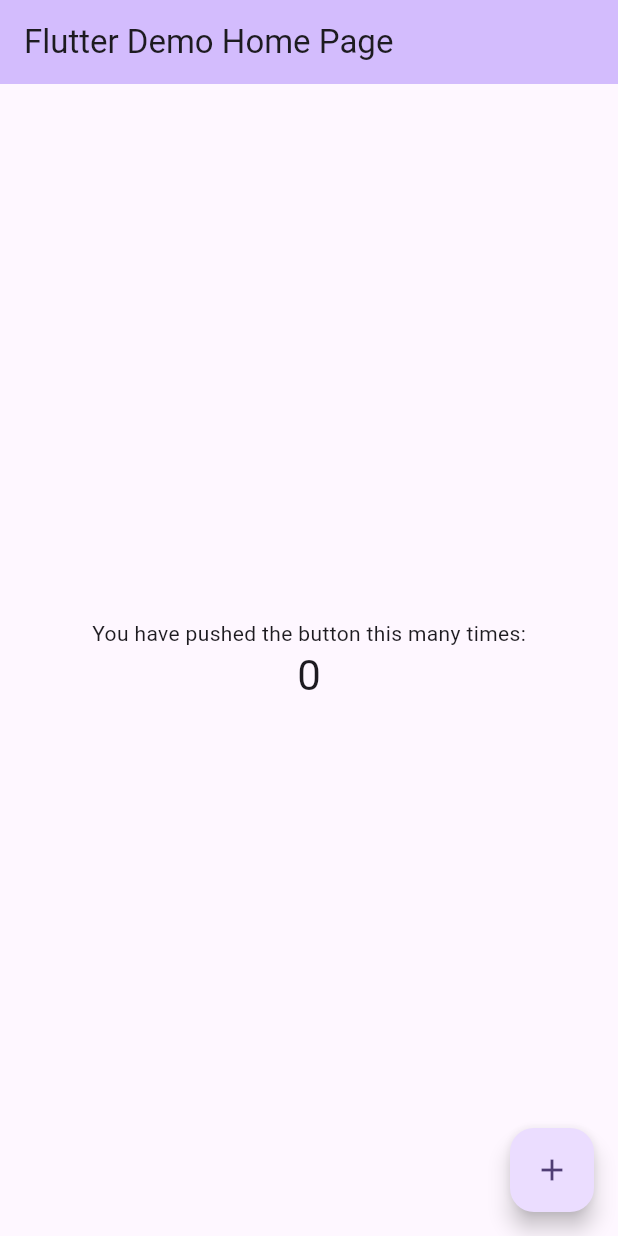
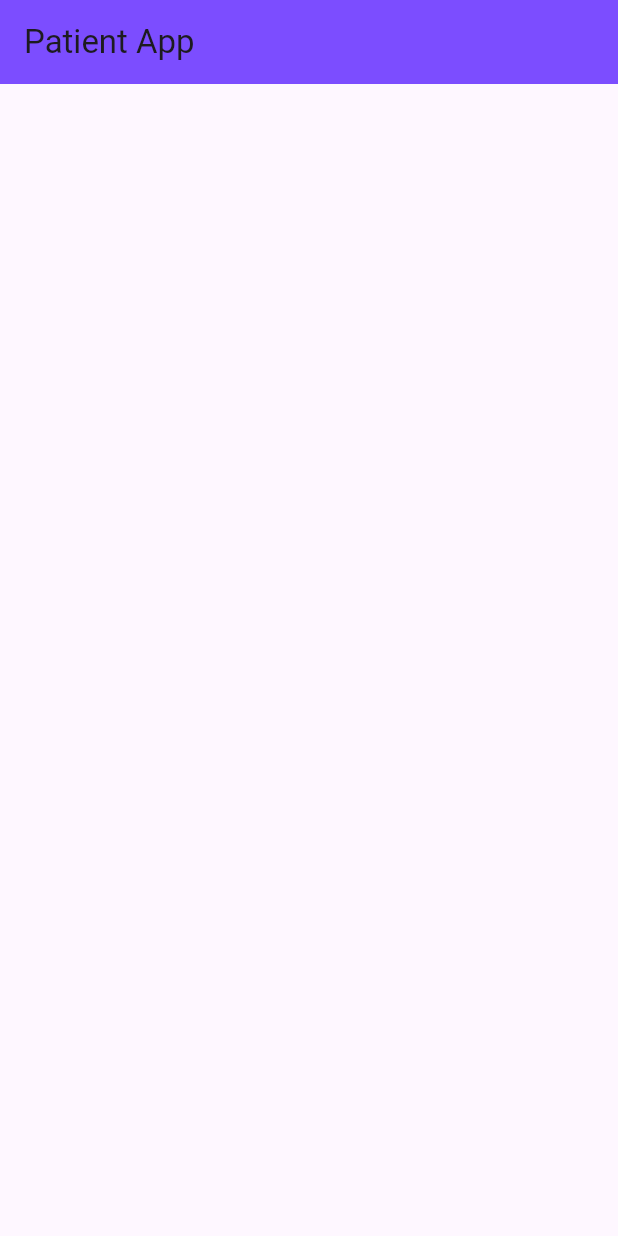
Before and after one commit to R1CH1R0Y/patient_app_flutter, a Flutter app: the screen it shows after launch, on a phone screen of 412 x 824 dp. Run offline on Flutter 3.47's test engine with Material 3 defaults, Android fonts, the phone set to English and light mode, and no system bars.

Commit message:
completed appbar

```diff
--- a/lib/main.dart
+++ b/lib/main.dart
@@ -1,125 +1,22 @@
+import 'package:flutter/cupertino.dart';
 import 'package:flutter/material.dart';
 
-void main() {
-  runApp(const MyApp());
+void main(){
+  runApp(Patient());
 }
 
-class MyApp extends StatelessWidget {
-  const MyApp({super.key});
+class Patient extends StatelessWidget {
+  const Patient({super.key});
 
-  // This widget is the root of your application.
   @override
   Widget build(BuildContext context) {
     return MaterialApp(
-      title: 'Flutter Demo',
-      theme: ThemeData(
-        // This is the theme of your application.
-        //
-        // TRY THIS: Try running your application with "flutter run". You'll see
-        // the application has a purple toolbar. Then, without quitting the app,
-        // try changing the seedColor in the colorScheme below to Colors.green
-        // and then invoke "hot reload" (save your changes or press the "hot
-        // reload" button in a Flutter-supported IDE, or press "r" if you used
-        // the command line to start the app).
-        //
-        // Notice that the counter didn't reset back to zero; the application
-        // state is not lost during the reload. To reset the state, use hot
-        // restart instead.
-        //
-        // This works for code too, not just values: Most code changes can be
-        // tested with just a hot reload.
-        colorScheme: ColorScheme.fromSeed(seedColor: Colors.deepPurple),
-        useMaterial3: true,
+      home: Scaffold(
+        appBar: AppBar(
+          title: Text("Patient App"),
+          backgroundColor: Colors.deepPurpleAccent,
+        ),
       ),
-      home: const MyHomePage(title: 'Flutter Demo Home Page'),
     );
   }
 }
-
-class MyHomePage extends StatefulWidget {
-  const MyHomePage({super.key, required this.title});
-
-  // This widget is the home page of your application. It is stateful, meaning
-  // that it has a State object (defined below) that contains fields that affect
-  // how it looks.
-
-  // This class is the configuration for the state. It holds the values (in this
-  // case the title) provided by the parent (in this case the App widget) and
-  // used by the build method of the State. Fields in a Widget subclass are
-  // always marked "final".
-
-  final String title;
-
-  @override
-  State<MyHomePage> createState() => _MyHomePageState();
-}
-
-class _MyHomePageState extends State<MyHomePage> {
-  int _counter = 0;
-
-  void _incrementCounter() {
-    setState(() {
-      // This call to setState tells the Flutter framework that something has
-      // changed in this State, which causes it to rerun the build method below
-      // so that the display can reflect the updated values. If we changed
-      // _counter without calling setState(), then the build method would not be
-      // called again, and so nothing would appear to happen.
-      _counter++;
-    });
-  }
-
-  @override
-  Widget build(BuildContext context) {
-    // This method is rerun every time setState is called, for instance as done
-    // by the _incrementCounter method above.
-    //
-    // The Flutter framework has been optimized to make rerunning build methods
-    // fast, so that you can just rebuild anything that needs updating rather
-    // than having to individually change instances of widgets.
-    return Scaffold(
-      appBar: AppBar(
-        // TRY THIS: Try changing the color here to a specific color (to
-        // Colors.amber, perhaps?) and trigger a hot reload to see the AppBar
-        // change color while the other colors stay the same.
-        backgroundColor: Theme.of(context).colorScheme.inversePrimary,
-        // Here we take the value from the MyHomePage object that was created by
-        // the App.build method, and use it to set our appbar title.
-        title: Text(widget.title),
-      ),
-      body: Center(
-        // Center is a layout widget. It takes a single child and positions it
-        // in the middle of the parent.
-        child: Column(
-          // Column is also a layout widget. It takes a list of children and
-          // arranges them vertically. By default, it sizes itself to fit its
-          // children horizontally, and tries to be as tall as its parent.
-          //
-          // Column has various properties to control how it sizes itself and
-          // how it positions its children. Here we use mainAxisAlignment to
-          // center the children vertically; the main axis here is the vertical
-          // axis because Columns are vertical (the cross axis would be
-          // horizontal).
-          //
-          // TRY THIS: Invoke "debug painting" (choose the "Toggle Debug Paint"
-          // action in the IDE, or press "p" in the console), to see the
-          // wireframe for each widget.
-          mainAxisAlignment: MainAxisAlignment.center,
-          children: <Widget>[
-            const Text(
-              'You have pushed the button this many times:',
-            ),
-            Text(
-              '$_counter',
-              style: Theme.of(context).textTheme.headlineMedium,
-            ),
-          ],
-        ),
-      ),
-      floatingActionButton: FloatingActionButton(
-        onPressed: _incrementCounter,
-        tooltip: 'Increment',
-        child: const Icon(Icons.add),
-      ), // This trailing comma makes auto-formatting nicer for build methods.
-    );
-  }
-}
```
